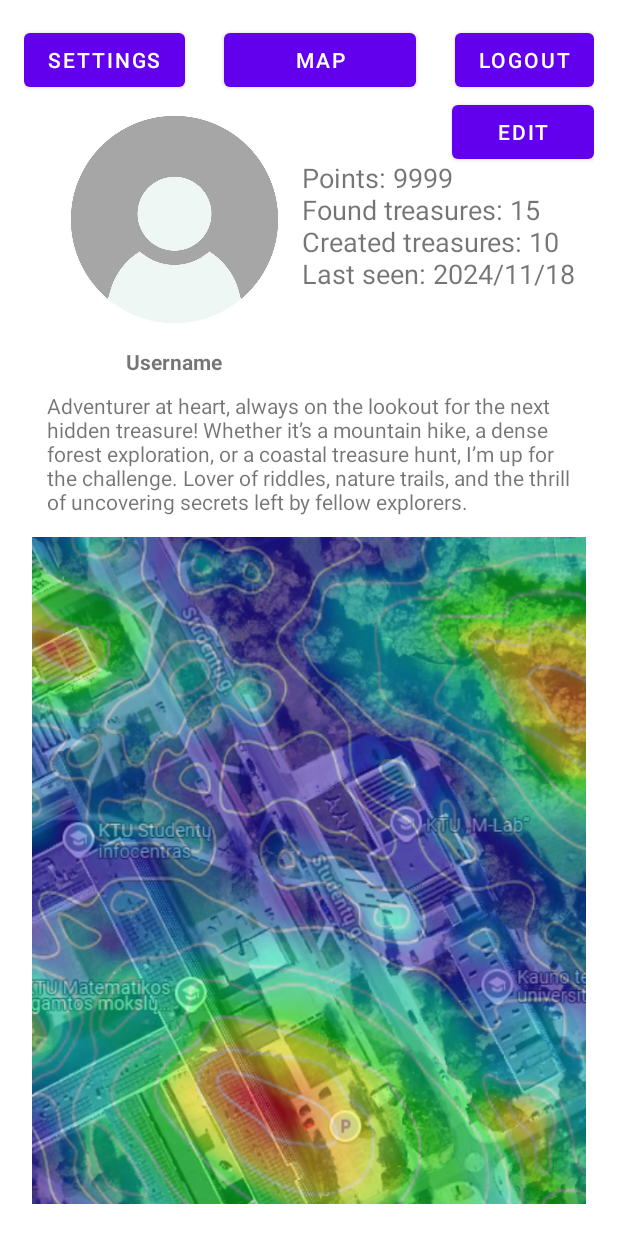
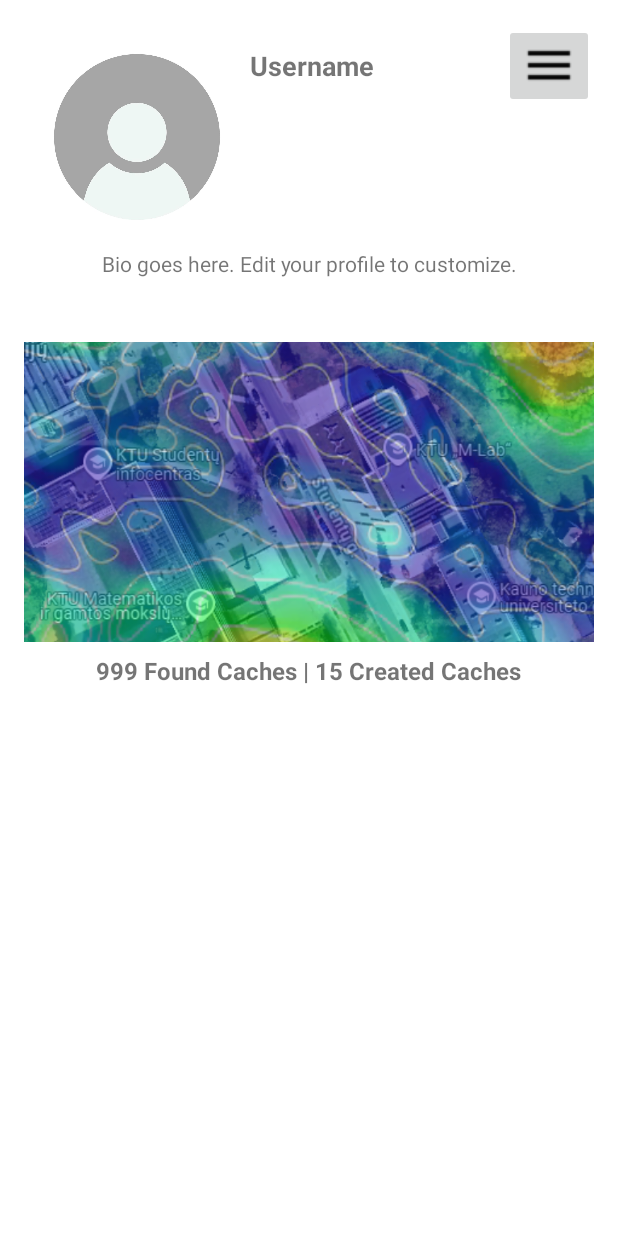
Before and after one commit to PureDarkZ990/LobiuIeskojimoSistema, an Android app: the ProfileActivity screen opened directly, with no data from a screen before it, on a phone screen of 412 x 824 dp. Run offline under Robolectric (Android 15) with nearby library versions, the phone set to English and light mode, and no system bars; 1 statement that could not run was skipped.

Commit message:
registration upgraded; Profile upgraded; Profile is editable; User is able to delete his account

```diff
--- a/app/src/main/kotlin/com/example/lobiupaieskossistema/dao/UserDAO.kt
+++ b/app/src/main/kotlin/com/example/lobiupaieskossistema/dao/UserDAO.kt
@@ -18,6 +18,7 @@ class UserDAO(context: Context) {
             put(UserTable.NAME, user.username)
             put(UserTable.HASHED_PASSWORD, user.hashedPassword)
             put(UserTable.EMAIL, user.email)
+            put(UserTable.BIO, user.bio)
             put(UserTable.CREATED_AT, user.createdAt)
             put(UserTable.ROLE_ID, user.roleId)
             put(UserTable.STATUS_ID, user.statusId)
@@ -87,6 +88,7 @@ class UserDAO(context: Context) {
                     username = getString(getColumnIndexOrThrow(UserTable.NAME)),
                     hashedPassword = getString(getColumnIndexOrThrow(UserTable.HASHED_PASSWORD)),
                     email = getString(getColumnIndexOrThrow(UserTable.EMAIL)),
+                    bio = getString(getColumnIndexOrThrow(UserTable.BIO)),
                     createdAt = getString(getColumnIndexOrThrow(UserTable.CREATED_AT)),
                     roleId = getInt(getColumnIndexOrThrow(UserTable.ROLE_ID)),
                     statusId = getInt(getColumnIndexOrThrow(UserTable.STATUS_ID)),
@@ -125,6 +127,7 @@ class UserDAO(context: Context) {
                 username = cursor.getString(cursor.getColumnIndexOrThrow(UserTable.NAME)),
                 hashedPassword = cursor.getString(cursor.getColumnIndexOrThrow(UserTable.HASHED_PASSWORD)),
                 email = cursor.getString(cursor.getColumnIndexOrThrow(UserTable.EMAIL)),
+                bio = cursor.getString(cursor.getColumnIndexOrThrow(UserTable.BIO)),
                 createdAt = cursor.getString(cursor.getColumnIndexOrThrow(UserTable.CREATED_AT)),
                 roleId = cursor.getInt(cursor.getColumnIndexOrThrow(UserTable.ROLE_ID)),
                 statusId = cursor.getInt(cursor.getColumnIndexOrThrow(UserTable.STATUS_ID)),
@@ -159,6 +162,7 @@ class UserDAO(context: Context) {
                     username = getString(getColumnIndexOrThrow(UserTable.NAME)),
                     hashedPassword = getString(getColumnIndexOrThrow(UserTable.HASHED_PASSWORD)),
                     email = getString(getColumnIndexOrThrow(UserTable.EMAIL)),
+                    bio = getString(getColumnIndexOrThrow(UserTable.BIO)),
                     createdAt = getString(getColumnIndexOrThrow(UserTable.CREATED_AT)),
                     roleId = getInt(getColumnIndexOrThrow(UserTable.ROLE_ID)),
                     statusId = getInt(getColumnIndexOrThrow(UserTable.STATUS_ID)),
@@ -198,6 +202,7 @@ class UserDAO(context: Context) {
                 username = cursor.getString(cursor.getColumnIndexOrThrow(UserTable.NAME)),
                 hashedPassword = cursor.getString(cursor.getColumnIndexOrThrow(UserTable.HASHED_PASSWORD)),
                 email = cursor.getString(cursor.getColumnIndexOrThrow(UserTable.EMAIL)),
+                bio = cursor.getString(cursor.getColumnIndexOrThrow(UserTable.BIO)),
                 createdAt = cursor.getString(cursor.getColumnIndexOrThrow(UserTable.CREATED_AT)),
                 roleId = cursor.getInt(cursor.getColumnIndexOrThrow(UserTable.ROLE_ID)),
                 statusId = cursor.getInt(cursor.getColumnIndexOrThrow(UserTable.STATUS_ID)),
@@ -225,6 +230,7 @@ class UserDAO(context: Context) {
             put(UserTable.NAME, user.username)
             put(UserTable.HASHED_PASSWORD, user.hashedPassword)
             put(UserTable.EMAIL, user.email)
+            put(UserTable.BIO, user.bio)
             put(UserTable.CREATED_AT, user.createdAt)
             put(UserTable.ROLE_ID, user.roleId)
             put(UserTable.STATUS_ID, user.statusId)
--- a/app/src/main/kotlin/com/example/lobiupaieskossistema/db/tables/UserTable.kt
+++ b/app/src/main/kotlin/com/example/lobiupaieskossistema/db/tables/UserTable.kt
@@ -7,6 +7,7 @@ object UserTable {
     const val NAME = "username"
     const val HASHED_PASSWORD = "hashed_password"
     const val EMAIL = "email"
+    const val BIO = "bio"
     const val CREATED_AT = "created_at"
     const val ROLE_ID = "role_id"
     const val STATUS_ID = "status_id"
@@ -29,6 +30,7 @@ object UserTable {
         $NAME TEXT UNIQUE NOT NULL,
         $HASHED_PASSWORD TEXT NOT NULL,
         $EMAIL TEXT UNIQUE NOT NULL,
+        $BIO TEXT,
         $CREATED_AT TEXT,
         $ROLE_ID INTEGER DEFAULT 1,
         $STATUS_ID INTEGER,
--- a/app/src/main/kotlin/com/example/lobiupaieskossistema/models/User.kt
+++ b/app/src/main/kotlin/com/example/lobiupaieskossistema/models/User.kt
@@ -7,6 +7,7 @@ data class User(
     val username: String,
     val hashedPassword: String,
     val email: String,
+    val bio: String,
     val createdAt: String,
     val roleId: Int?=0,
     val statusId: Int?=1,
--- a/app/src/main/res/layout/profile.xml
+++ b/app/src/main/res/layout/profile.xml
@@ -1,118 +1,79 @@
 <?xml version="1.0" encoding="utf-8"?>
 <RelativeLayout xmlns:android="http://schemas.android.com/apk/res/android"
-    xmlns:app="http://schemas.android.com/apk/res-auto"
     android:layout_width="match_parent"
     android:layout_height="match_parent"
-    xmlns:tools="http://schemas.android.com/tools"
-    android:padding="16dp">
+    android:padding="16dp"
+    android:background="@android:color/white">
 
-    <!-- Settings Button - Top Left -->
-    <Button
-        android:id="@+id/settingsButton"
+    <!-- Dropdown Menu Button -->
+    <ImageButton
+        android:id="@+id/dropdownMenuButton"
         android:layout_width="wrap_content"
         android:layout_height="wrap_content"
-        android:text="Settings"
-        android:textSize="14sp"
+        android:layout_alignParentEnd="true"
+        android:layout_alignParentTop="true"
+        android:contentDescription="Menu"
+        android:src="@drawable/ic_menu" />
+
+    <!-- Profile Image -->
+    <ImageView
+        android:id="@+id/profileImage"
+        android:layout_width="120dp"
+        android:layout_height="120dp"
         android:layout_alignParentStart="true"
         android:layout_alignParentTop="true"
-        android:layout_marginEnd="16dp"/>
+        android:layout_marginStart="15dp"
+        android:layout_marginTop="15dp"
+        android:contentDescription="Profile Image"
+        android:src="@drawable/default_profile_image" />
 
-    <!-- Logout Button - Top Right -->
-    <Button
-        android:id="@+id/logoutButton"
+    <TextView
+        android:id="@+id/userName"
         android:layout_width="wrap_content"
         android:layout_height="wrap_content"
         android:layout_alignParentTop="true"
-        android:layout_alignParentEnd="true"
-        android:layout_marginStart="16dp"
-        android:layout_marginTop="0dp"
-        android:text="@string/logout"
-        android:textSize="14sp" />
-
-    <ImageView
-        android:id="@+id/profileImage"
-        android:layout_width="150dp"
-        android:layout_height="150dp"
-        android:layout_alignParentStart="true"
-        android:layout_alignParentTop="true"
-        android:layout_marginStart="25dp"
-        android:layout_marginTop="55dp"
-        android:src="@drawable/default_profile_image"/>
-
-
-    <TextView
-        android:id="@+id/userName"
-        android:layout_width="318dp"
-        android:layout_height="wrap_content"
-        android:layout_below="@+id/profileImage"
-        android:layout_alignParentStart="true"
-        android:layout_alignParentEnd="true"
         android:layout_marginStart="15dp"
-        android:layout_marginTop="10dp"
-        android:layout_marginEnd="195dp"
-        android:text="@string/username_text"
+        android:layout_marginTop="15dp"
+        android:layout_toEndOf="@+id/profileImage"
+        android:text="Username"
         android:textAlignment="center"
+        android:textSize="18sp"
         android:textStyle="bold" />
 
     <TextView
         android:id="@+id/bio"
-        android:layout_width="wrap_content"
-        android:layout_height="87dp"
+        android:layout_width="395dp"
+        android:layout_height="46dp"
         android:layout_below="@+id/userName"
         android:layout_alignParentStart="true"
-        android:layout_alignParentEnd="true"
-        android:layout_marginStart="15dp"
-        android:layout_marginTop="10dp"
-        android:layout_marginEnd="15dp"
-        android:text="@string/bio_text" />
+        android:layout_marginStart="0dp"
+        android:layout_marginTop="110dp"
+        android:paddingHorizontal="16dp"
+        android:text="Bio goes here. Edit your profile to customize."
+        android:textAlignment="center"
+        android:textSize="14sp" />
 
     <ImageView
         android:id="@+id/imageView"
-        android:layout_width="wrap_content"
-        android:layout_height="418dp"
+        android:layout_width="match_parent"
+        android:layout_height="200dp"
         android:layout_below="@+id/bio"
-        android:layout_alignParentStart="true"
-        android:layout_alignParentEnd="true"
-        android:layout_alignParentBottom="true"
-        android:layout_marginStart="5dp"
-        android:layout_marginTop="10dp"
-        android:layout_marginEnd="5dp"
-        android:layout_marginBottom="5dp"
+        android:layout_marginTop="16dp"
         android:src="@drawable/heatmap"
-        android:scaleType="centerCrop" />
+        android:scaleType="centerCrop"
+        android:contentDescription="Heatmap Image" />
 
+    <!-- Statistics Text -->
     <TextView
-        android:id="@+id/textView"
-        android:layout_width="194dp"
-        android:layout_height="150dp"
-        android:layout_above="@+id/userName"
-        android:layout_alignParentTop="true"
-        android:layout_marginStart="10dp"
-        android:layout_marginTop="90dp"
-        android:layout_marginBottom="5dp"
-        android:layout_toEndOf="@+id/profileImage"
-        android:text="@string/ta_kai_9999_nsurasti_lobiai_15_nsukurti_lobiai_10"
-        android:textSize="18sp" />
-
-    <Button
-        android:id="@+id/EditButton"
-        android:layout_width="110dp"
-        android:layout_height="wrap_content"
-        android:layout_below="@+id/logoutButton"
-        android:layout_alignParentStart="true"
-        android:layout_marginStart="285dp"
-        android:layout_marginTop="0dp"
-        android:text="Edit" />
-
-    <Button
-        android:id="@+id/returnToMap"
+        android:id="@+id/statisticsTextView"
         android:layout_width="wrap_content"
         android:layout_height="wrap_content"
-        android:layout_marginStart="10dp"
-        android:layout_marginEnd="10dp"
-        android:layout_toStartOf="@+id/logoutButton"
-        android:layout_toEndOf="@+id/settingsButton"
-        android:text="MAP" />
-
+        android:layout_below="@+id/imageView"
+        android:layout_centerHorizontal="true"
+        android:layout_marginTop="8dp"
+        android:text="999 Found Caches | 15 Created Caches"
+        android:textSize="16sp"
+        android:textStyle="bold"
+        android:textAlignment="center" />
 
 </RelativeLayout>
--- /dev/null
+++ b/app/src/main/res/menu/profile_menu.xml
@@ -0,0 +1,15 @@
+<?xml version="1.0" encoding="utf-8"?>
+<menu xmlns:android="http://schemas.android.com/apk/res/android">
+    <item
+        android:id="@+id/menu_edit_profile"
+        android:title="Edit Profile" />
+    <item
+        android:id="@+id/menu_return_to_map"
+        android:title="Return to Map" />
+    <item
+        android:id="@+id/menu_settings"
+        android:title="Settings" />
+    <item
+        android:id="@+id/menu_logout"
+        android:title="Logout" />
+</menu>
--- a/app/src/main/res/values/strings.xml
+++ b/app/src/main/res/values/strings.xml
@@ -76,4 +76,5 @@
     <string name="already_have_account">Already have an account? Log in</string>
     <string name="logout">Logout</string>
     <string name="profile">Profile</string>
+    <string name="repeat_password">Repeat Password</string>
 </resources>
```
Also changed, not shown: app/src/main/AndroidManifest.xml (+8 -9 lines), app/src/main/kotlin/com/example/lobiupaieskossistema/LogInActivity.kt (+12 -4 lines), app/src/main/kotlin/com/example/lobiupaieskossistema/MainActivity.kt (+7 -8 lines), app/src/main/kotlin/com/example/lobiupaieskossistema/ProfileActivity.kt (+128 -85 lines), app/src/main/kotlin/com/example/lobiupaieskossistema/RegisterActivity.kt (+19 -12 lines), app/src/main/kotlin/com/example/lobiupaieskossistema/data/UserData.kt (+4 -4 lines), app/src/main/kotlin/com/example/lobiupaieskossistema/db/tables/RoleTable.kt (+6 -4 lines), app/src/main/res/layout/edit_profile.xml (+7 -18 lines), app/src/main/res/layout/register.xml (+11 -1 lines), app/src/main/res/drawable/ic_menu.png (added).
